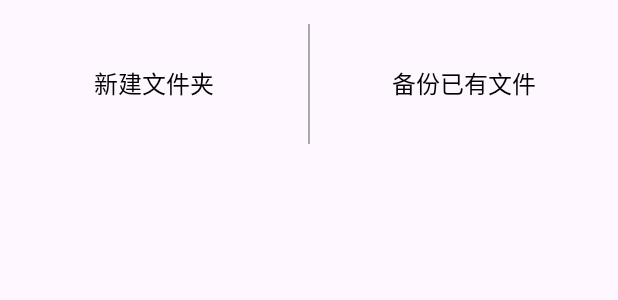
After one commit to SoOrdinary/UESTC-experiment, an Android app: the layout dialog_create.xml on its own in the app's theme, with its tools: preview values and no code run, on a phone screen of 412 x 824 dp. The commit adds this screen. Shown: the top 300 px of the screen. Run offline under Robolectric (Android 15) with nearby library versions, the phone set to English and light mode, and no system bars.

Commit message:
feature 增加选择备份和新建文件夹的功能

```diff
--- /dev/null
+++ b/app/src/main/res/layout/dialog_create.xml
@@ -0,0 +1,59 @@
+<?xml version="1.0" encoding="utf-8"?>
+<LinearLayout xmlns:android="http://schemas.android.com/apk/res/android"
+    android:layout_width="match_parent"
+    android:layout_height="wrap_content"
+    android:orientation="vertical">
+    <!-- 核心：左右分割的可点击区域（中间带分割线） -->
+    <LinearLayout
+        android:layout_width="match_parent"
+        android:layout_height="80dp"
+        android:layout_marginTop="16dp"
+        android:orientation="horizontal">
+
+        <!-- 左侧：新建文件夹区域（可点击） -->
+        <LinearLayout
+            android:id="@+id/ll_create_folder"
+            android:layout_width="0dp"
+            android:layout_height="match_parent"
+            android:layout_weight="1"
+            android:gravity="center"
+            android:orientation="vertical"
+            android:clickable="true"
+            android:focusable="true">
+
+            <TextView
+                android:layout_width="wrap_content"
+                android:layout_height="wrap_content"
+                android:text="新建文件夹"
+                android:fontFamily="@font/mono"
+                android:textSize="16sp"
+                android:textColor="@android:color/black"/>
+        </LinearLayout>
+
+        <!-- 中间垂直分割线 -->
+        <View
+            android:layout_width="1dp"
+            android:layout_height="match_parent"
+            android:background="@android:color/darker_gray"/>
+
+        <!-- 右侧：备份文件区域（可点击） -->
+        <LinearLayout
+            android:id="@+id/ll_backup_file"
+            android:layout_width="0dp"
+            android:layout_height="match_parent"
+            android:layout_weight="1"
+            android:gravity="center"
+            android:orientation="vertical"
+            android:clickable="true"
+            android:focusable="true">
+
+            <TextView
+                android:layout_width="wrap_content"
+                android:layout_height="wrap_content"
+                android:text="备份已有文件"
+                android:textSize="16sp"
+                android:fontFamily="@font/mono"
+                android:textColor="@android:color/black"/>
+        </LinearLayout>
+    </LinearLayout>
+</LinearLayout>
--- a/app/src/main/res/layout/fragment_folder_item_linear.xml
+++ b/app/src/main/res/layout/fragment_folder_item_linear.xml
@@ -36,6 +36,7 @@
                     android:layout_height="wrap_content"
                     android:layout_gravity="center_vertical"
                     android:layout_weight="1"
+                    android:paddingRight="10dp"
                     android:fontFamily="@font/mono"
                     android:text=""
                     android:textColor="@color/black"
```
Also changed, not shown: app/src/main/java/com/soordinary/transfer/view/MainActivity.kt (+17 -0 lines), app/src/main/java/com/soordinary/transfer/view/folder/CreateDialog.kt (added, +177 -0 lines), app/src/main/java/com/soordinary/transfer/view/folder/FolderAdapter.kt (+6 -1 lines), app/src/main/java/com/soordinary/transfer/view/folder/FolderFragment.kt (+49 -58 lines).
